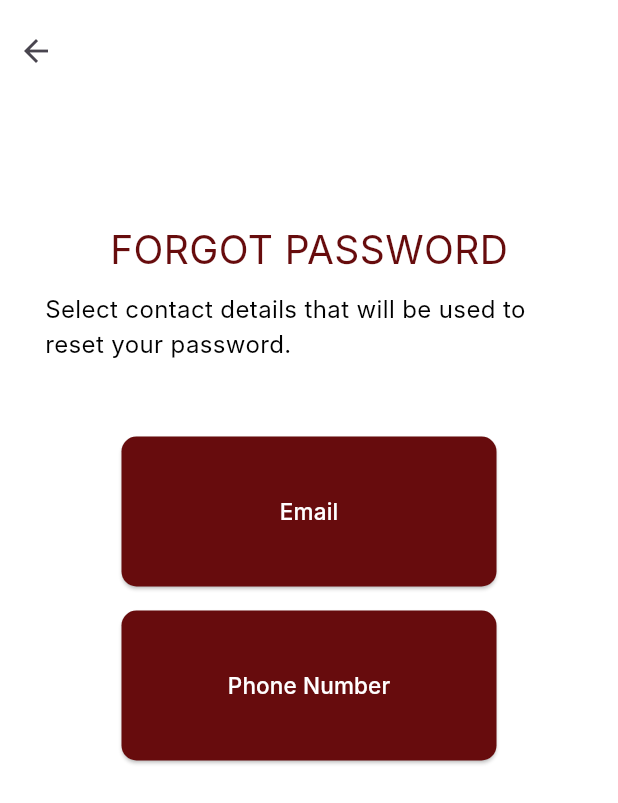
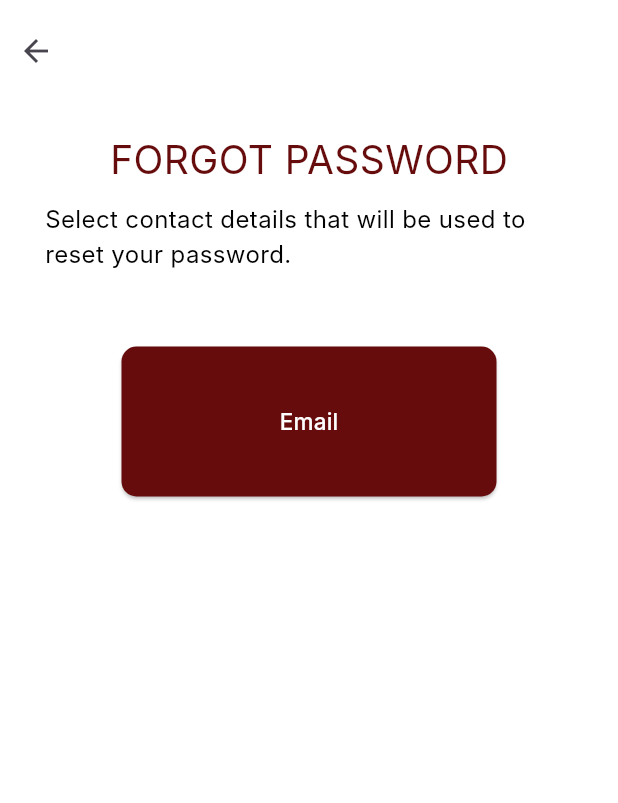
Before and after one commit to ChrisnellJoy19/thesisApp-repo, a Flutter app: the screen it shows after launch, after a tap on "Sign-up!", after a tap on "Already have an account? Log in!", after a tap on "Forgot Password?", on a phone screen of 412 x 824 dp. Shown: the top 803 px of the screen. Run offline on Flutter 3.47's test engine with Material 3 defaults, Android fonts, the phone set to English and light mode, and no system bars; our stand-ins replace cloud_firestore, firebase_core; accounts and stored records are empty; Roboto replaces fonts that are missing (Inter).

Commit message:
design edit of the fron end

```diff
--- a/lib/pages/create_account.dart
+++ b/lib/pages/create_account.dart
@@ -58,27 +58,6 @@ class _CreateAccountState extends State<CreateAccount> {
                       ),
                     ),
                     const SizedBox(height: 20),
-                    const Text(
-                      "Phone Number",
-                      style: TextStyle(
-                        fontFamily: "Inter",
-                        fontSize: 16,
-                        color: Colors.black,
-                      ),
-                    ),
-                    const SizedBox(height: 1),
-                    TextFormField(
-                      decoration: InputDecoration(
-                        contentPadding: const EdgeInsets.symmetric(
-                          vertical: 4.0,
-                          horizontal: 10.0,
-                        ),
-                        border: OutlineInputBorder(
-                          borderRadius: BorderRadius.circular(10.0),
-                        ),
-                      ),
-                    ),
-                    const SizedBox(height: 10),
                     const Text(
                       "Email Address",
                       style: TextStyle(
@@ -170,7 +149,7 @@ class _CreateAccountState extends State<CreateAccount> {
                         _validatePasswords();
                       },
                     ),
-                    const SizedBox(height: 20),
+                    const SizedBox(height: 50),
                     Center(
                       child: ElevatedButton(
                         onPressed: () {
--- a/lib/pages/forgot_password.dart
+++ b/lib/pages/forgot_password.dart
@@ -31,7 +31,7 @@ class _ForgotPasswordState extends State<ForgotPassword> {
             ),
             Column(
               children: [
-                const SizedBox(height: 90),
+                const SizedBox(height: 30),
                 const Padding(
                   padding: EdgeInsets.symmetric(horizontal: 8.0),
                   child: Text(
@@ -80,31 +80,6 @@ class _ForgotPasswordState extends State<ForgotPassword> {
                     ),
                   ),
                 ),
-                const SizedBox(height: 16),
-                ElevatedButton(
-                  onPressed: () {
-                    Navigator.push(
-                      context,
-                      MaterialPageRoute(
-                          builder: (context) => const FPPhoneNumber()),
-                    );
-                  },
-                  style: ElevatedButton.styleFrom(
-                    backgroundColor: const Color.fromRGBO(103, 12, 13, 1.000),
-                    shape: RoundedRectangleBorder(
-                      borderRadius: BorderRadius.circular(10.0),
-                    ),
-                    minimumSize: const Size(250, 100),
-                  ),
-                  child: const Text(
-                    "Phone Number",
-                    style: TextStyle(
-                      fontFamily: "Inter",
-                      fontSize: 15,
-                      color: Color.fromRGBO(255, 255, 255, 1.000),
-                    ),
-                  ),
-                ),
                 const SizedBox(height: 32),
               ],
             ),
--- a/lib/pages/settings.dart
+++ b/lib/pages/settings.dart
@@ -51,10 +51,10 @@ class _SettingsState extends State<Settings> {
                 child: Padding(
                   padding: const EdgeInsets.symmetric(horizontal: 1.0),
                   child: Column(
-                    crossAxisAlignment: CrossAxisAlignment.center,
+                    // crossAxisAlignment: CrossAxisAlignment.center,
                     children: [
-                      Padding(
-                        padding: const EdgeInsets.only(top: 0.0),
+                      Align(
+                        alignment: Alignment.centerLeft,
                         child: IconButton(
                           icon: const Icon(Icons.arrow_back),
                           onPressed: () {
```
